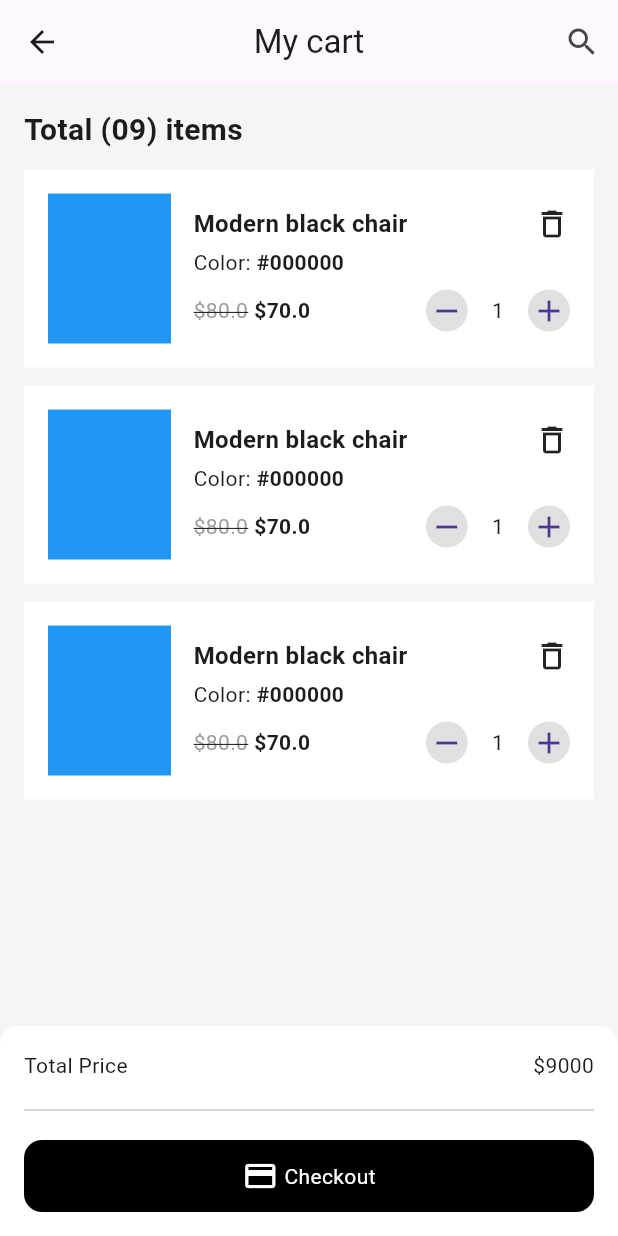
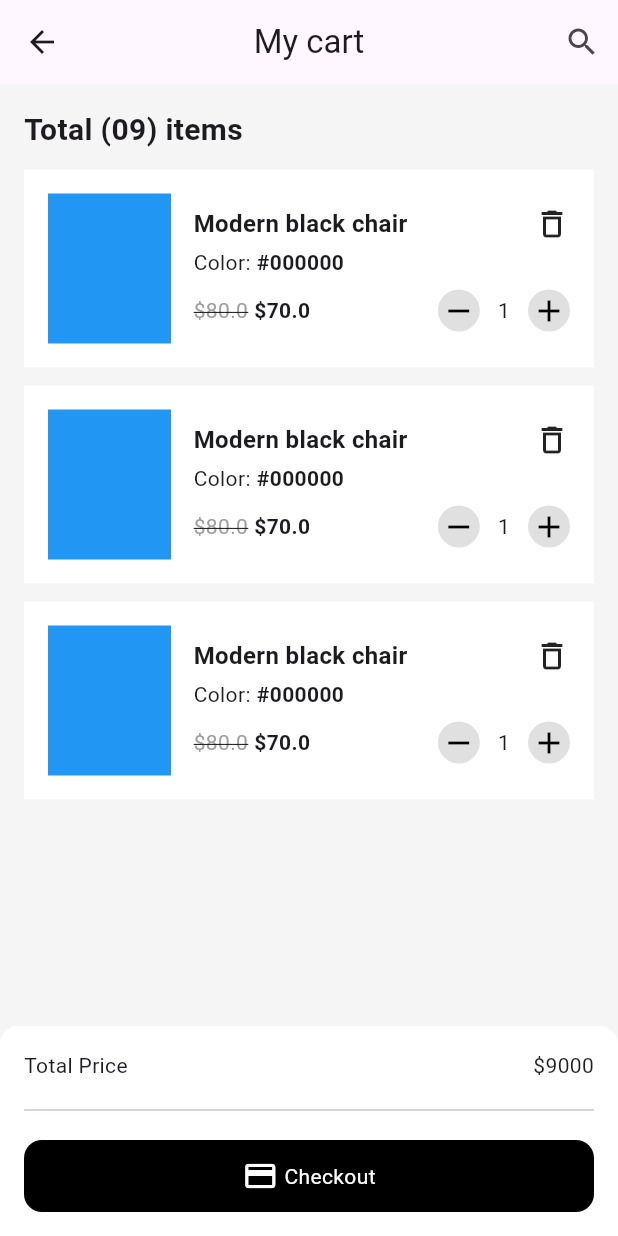
Before and after one commit to JAICHANGPARK/flutter_notebook_chapter_49, a Flutter app: the FurnitureCartPage screen opened directly, on a phone screen of 412 x 824 dp. Run offline on Flutter 3.47's test engine with Material 3 defaults, Android fonts, the phone set to English and light mode, and no system bars; our stand-ins replace dots_indicator, gap, google_fonts.

Commit message:
Update furniture_cart_page.dart

```diff
--- a/lib/ep2460_furniture_app/ui/furniture_cart_page.dart
+++ b/lib/ep2460_furniture_app/ui/furniture_cart_page.dart
@@ -100,18 +100,20 @@ class _FurnitureCartPageState extends State<FurnitureCartPage> {
                                         CircleAvatar(
                                           radius: 14,
                                           backgroundColor: Colors.grey[300]!,
+                                          foregroundColor: Colors.black,
                                           child: Icon(Icons.remove),
 
                                         ),
                                         Padding(
                                           padding: const EdgeInsets.symmetric(
-                                            horizontal: 12,
+                                            horizontal: 8,
                                           ),
                                           child: Text("1"),
                                         ),
                                         CircleAvatar(
                                           radius: 14,
                                           backgroundColor: Colors.grey[300]!,
+                                          foregroundColor: Colors.black,
                                           child: Icon(Icons.add),
                                         ),
                                       ],
```
